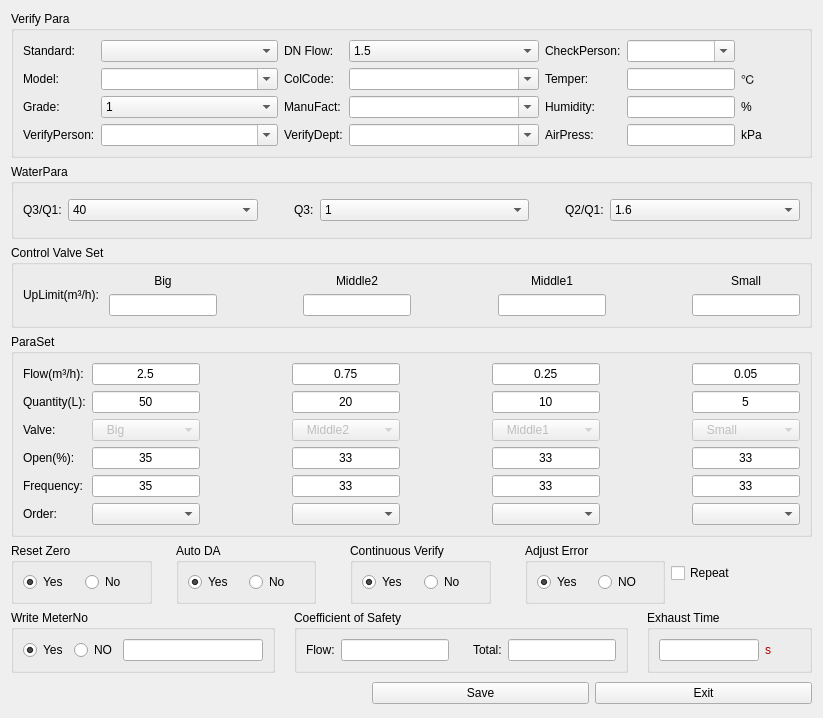
This is source/systemset/systemsetdlg/ui/parasetdlg.ui in flimmy78/qtverify as Qt 5 draws it before an edit. The edited form follows.
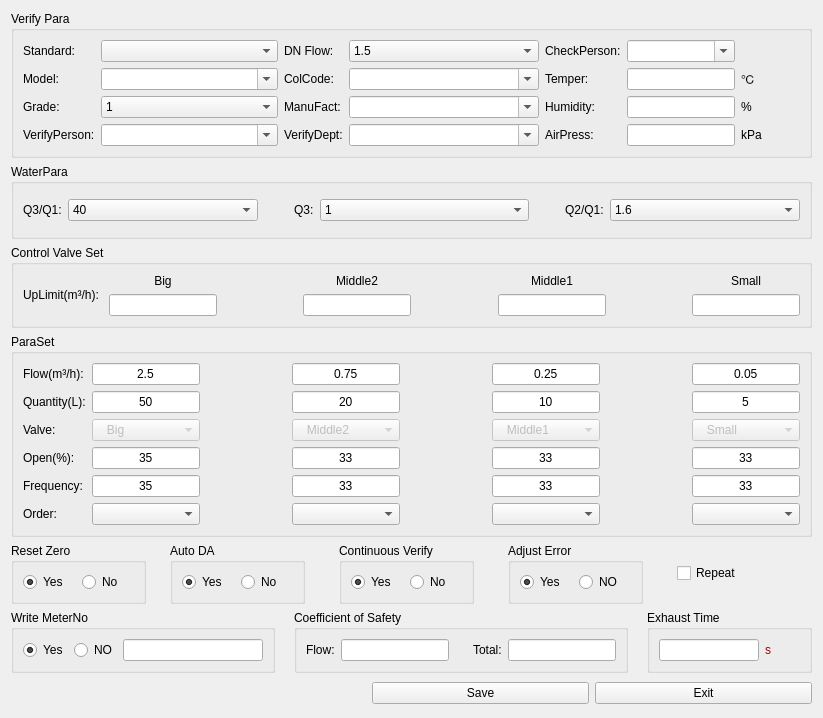
This is the edited form. Icons and pictures are not drawn.

Commit message: 参数设置：根据检定流量点、各管路的上限流量自动选择各流量点对应的管路

```diff
--- a/source/systemset/systemsetdlg/ui/parasetdlg.ui
+++ b/source/systemset/systemsetdlg/ui/parasetdlg.ui
@@ -1776,6 +1776,22 @@
       </widget>
      </item>
      <item row="0" column="7">
+      <spacer name="horizontalSpacer_31">
+       <property name="orientation">
+        <enum>Qt::Horizontal</enum>
+       </property>
+       <property name="sizeType">
+        <enum>QSizePolicy::Preferred</enum>
+       </property>
+       <property name="sizeHint" stdset="0">
+        <size>
+         <width>28</width>
+         <height>20</height>
+        </size>
+       </property>
+      </spacer>
+     </item>
+     <item row="0" column="8">
       <widget class="QCheckBox" name="chkBoxRepeatVerify">
        <property name="text">
         <string>Repeat</string>
```
Left out of the diff: 13 changed lines with no effect on the pictures. The commit also changes 2 other files.
